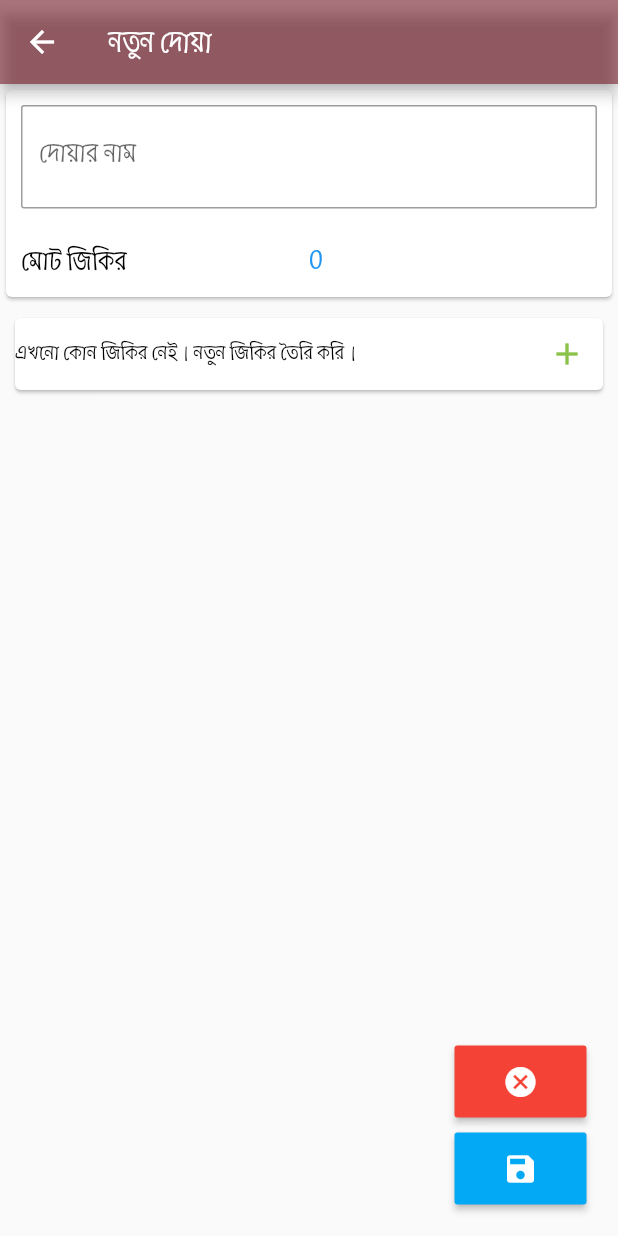
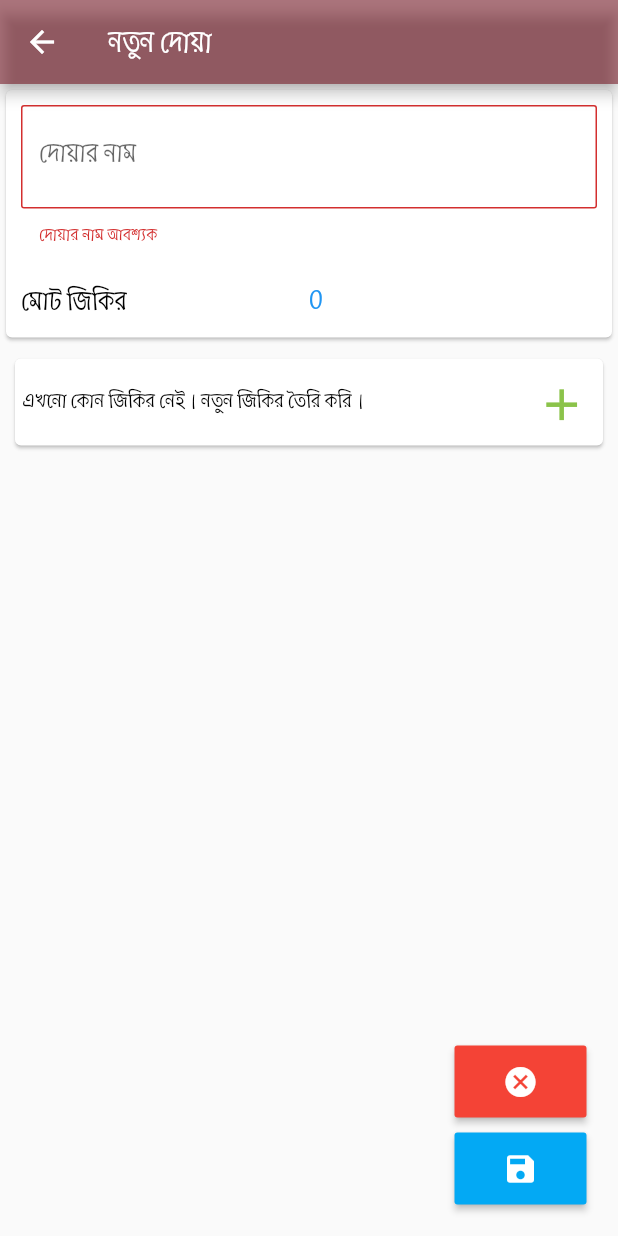
Before and after one commit to KI-IAN/FlutterDemo, a Flutter app: the AddDuaPage screen opened directly, on a phone screen of 412 x 824 dp. Run offline on Flutter 3.47's test engine with Material 2 defaults, Android fonts, the phone set to English and light mode, and no system bars; our stand-ins replace form_field_validator, sqflite; missing offline and left inert: flutter_circular_text; accounts and stored records are empty.

```diff
--- a/lib/Apps/DuaTracker/Screens/AddDuaPage.dart
+++ b/lib/Apps/DuaTracker/Screens/AddDuaPage.dart
@@ -1,26 +1,34 @@
 import 'package:flutter/material.dart';
 import 'package:flutter/services.dart';
+import 'package:fluttertutorial/Apps/DuaTracker/Screens/DuaListPage.dart';
 import 'package:fluttertutorial/Apps/DuaTracker/ViewModels/AddDuaViewModel.dart';
 import 'package:fluttertutorial/Apps/DuaTracker/ViewModels/ZikirViewModel.dart';
 import 'package:fluttertutorial/screen/ImplicitAnimation/AnimatedContainerDemo.dart';
 import 'package:form_field_validator/form_field_validator.dart';
 import 'package:provider/provider.dart';
 
+//region : Validation Logic (Should find a better maintainable way)
+final addDuaFormState = GlobalKey<FormState>();
+//endRegion
+
 class AddDuaPage extends StatelessWidget {
+  BuildContext _currentContext;
+
   Widget _buildAppBar() => AppBar(
         title: Text('নতুন দোয়া'),
         backgroundColor: randomColor(),
       );
 
-  Widget _buildFloatingActionButton(BuildContext context) => Column(
+  Widget _buildFloatingActionButton(BuildContext context) {
+    this._currentContext = context;
+
+    return Column(
       mainAxisAlignment: MainAxisAlignment.end,
       children: <Widget>[
         Padding(
           padding: EdgeInsets.all(5),
           child: RaisedButton(
-              onPressed: () {
-                Navigator.pop(context);
-              },
+            onPressed: goBackToDuaListPage,
             color: Colors.red,
             padding: EdgeInsets.all(12),
             child: Icon(
@@ -32,7 +40,7 @@ class AddDuaPage extends StatelessWidget {
         Padding(
           padding: EdgeInsets.all(5),
           child: RaisedButton(
-              onPressed: () {},
+            onPressed: saveDua,
             padding: EdgeInsets.all(12),
             color: Colors.lightBlue,
             child: Icon(Icons.save, color: Colors.white),
@@ -40,6 +48,7 @@ class AddDuaPage extends StatelessWidget {
         ),
       ],
     );
+  }
 
   Widget _buildScaffold(BuildContext context) => Scaffold(
         appBar: _buildAppBar(),
@@ -56,6 +65,28 @@ class AddDuaPage extends StatelessWidget {
   Widget build(BuildContext context) {
     return _buildScaffold(context);
   }
+
+/* #region : Event Handlers */
+
+  void goBackToDuaListPage() {
+    Navigator.pop(_currentContext);
+  }
+
+  void saveDua() {
+    //validate dua & Zikir list
+    var isFormValid = addDuaFormState.currentState.validate();
+
+    if (isFormValid) {
+      //To know how it works : https://stackoverflow.com/questions/45889341/flutter-remove-all-routes
+      Navigator.pushAndRemoveUntil(
+          _currentContext,
+          MaterialPageRoute(builder: (context) => DuaListPage()),
+          (route) => false);
+    }
+  }
+
+/* #endregion */
+
 }
 
 class AddDuaState extends StatefulWidget {
@@ -89,6 +120,20 @@ class AddDua extends State<AddDuaState> {
                 children: <Widget>[
                   Expanded(
                     child: TextFormField(
+                      validator: MultiValidator([
+                        RequiredValidator(errorText: 'দোয়ার নাম আবশ্যক'),
+                        MinLengthValidator(1,
+                            errorText:
+                                'দোয়ার নাম অন্তত এক অক্ষর বিশিষ্ট হতে হবে'),
+                        MaxLengthValidator(10,
+                            errorText:
+                                'দোয়ার নাম ১০  অক্ষরের বেশি হতে পারবে না'),
+                      ]),
+                      controller: TextEditingController(
+                          text: Provider.of<AddDuaViewModel>(context,
+                                  listen: false)
+                              .dua
+                              .name),
                       onChanged: (value) {
                         Provider.of<AddDuaViewModel>(this.context).dua.name =
                             value;
@@ -96,12 +141,8 @@ class AddDua extends State<AddDuaState> {
                       style: _dataLabelTextStyle(),
                       decoration: InputDecoration(
                         border: _textFieldBorderStyle(),
-                        // focusedBorder: InputBorder.none,
-                        // enabledBorder: InputBorder.none,
-                        // errorBorder: InputBorder.none,
-                        // disabledBorder: InputBorder.none,
                         labelText: 'দোয়ার নাম',
-                        // contentPadding: EdgeInsets.all(10)
+                        hintText: 'দোয়া কেন পড়ছেন সেই কারণটির নাম লিখুন',
                       ),
                     ),
                   ),
@@ -137,27 +178,36 @@ class AddDua extends State<AddDuaState> {
   Widget _buildAddZikirContainer() => Card(
         margin: EdgeInsets.all(10.0),
         child: Row(
+          mainAxisAlignment: MainAxisAlignment.start,
           children: <Widget>[
             Expanded(
+              child: Padding(
+                padding: EdgeInsets.all(5),
                 child: Text(
                   'এখনো কোন জিকির নেই। নতুন জিকির তৈরি করি।',
                   style: _secondaryCaptionTextStyle(),
                 ),
               ),
-            IconButton(
+            ),
+            Padding(
+              padding: EdgeInsets.all(5),
+              child: IconButton(
                   icon: Icon(
                     Icons.add,
                     color: Colors.lightGreen,
+                    size: 35,
                   ),
                   onPressed: () {
                     Provider.of<AddDuaViewModel>(this.context, listen: false)
                         .addNewZikirInList();
                     animatedListKey.currentState.insertItem(
-                      Provider.of<AddDuaViewModel>(this.context, listen: false)
+                        Provider.of<AddDuaViewModel>(this.context,
+                                    listen: false)
                                 .zikirs
                                 .length -
                             1);
-                })
+                  }),
+            )
           ],
         ),
       );
@@ -375,18 +425,18 @@ class AddDua extends State<AddDuaState> {
 // #endregion
 
   Widget _buildFullPage() => Container(
+        child: Form(
+          key: addDuaFormState,
+          autovalidate: true,
           child: Column(
             children: <Widget>[
               _buildDuaContainer(),
               _buildAddZikirContainer(),
 
-            Expanded(
-                child: Form(
-                    autovalidate: true,
-                    key: _listValidator,
-                    child: _buildAnimatedDuaList())),
+              Expanded(child: _buildAnimatedDuaList()),
               // _buildDuaItem(this.context, AddDuaViewModel(), 0),
             ],
+          ),
         ),
       );
 
@@ -399,9 +449,4 @@ class AddDua extends State<AddDuaState> {
     var selectedData = data.elementAt(selectedIndex);
     return selectedData;
   }
-
-//region : Validation Logic (Should find a better maintainable way)
-  final _listValidator = GlobalKey<FormState>();
-//endRegion
-
 }
```
Lines whose indentation alone changed are shown as unchanged.
